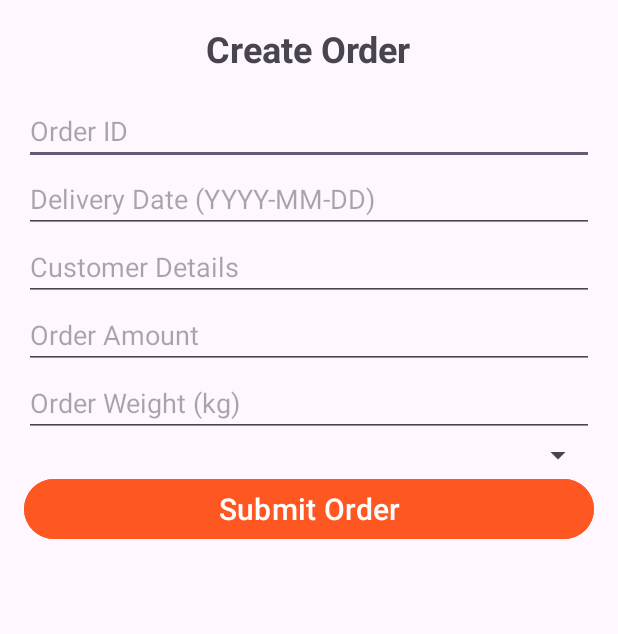
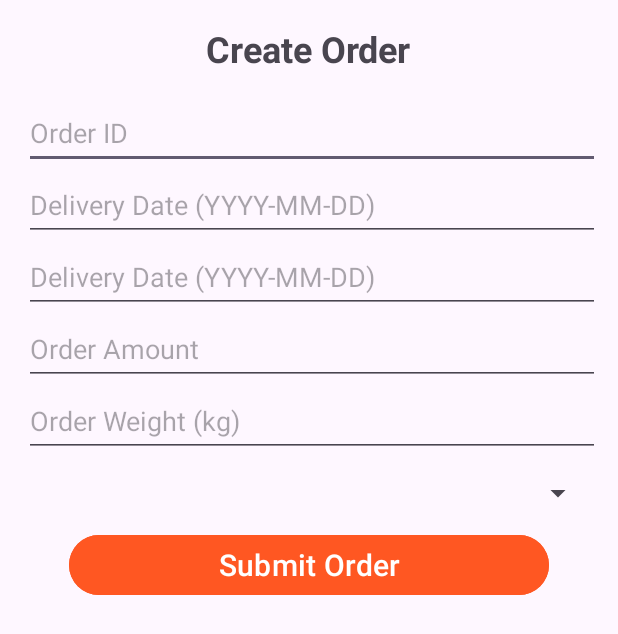
Before and after one commit to ahadgalqahtani/projectR, an Android app: the Order screen opened directly, with no data from a screen before it, on a phone screen of 412 x 824 dp. Shown: the top 634 px of the screen. Run offline under Robolectric (Android 15) with nearby library versions, the phone set to English and light mode, and no system bars.

Commit message:
layout enhancing

```diff
--- a/app/src/main/java/com/example/lab4/Login.java
+++ b/app/src/main/java/com/example/lab4/Login.java
@@ -71,7 +71,6 @@ public class Login extends AppCompatActivity {
                                 public void onDataChange(@NonNull DataSnapshot snapshot) {
                                     // Print the entire snapshot data for debugging
                                     System.out.println("DataSnapshot: " + snapshot.toString());
-
                                     if (snapshot.exists() && snapshot.hasChild("role")) {
                                         String role = snapshot.child("role").getValue(String.class);
                                         if ("Manager".equals(role)) {
@@ -90,7 +89,6 @@ public class Login extends AppCompatActivity {
                                         Toast.makeText(Login.this, "Role not found in database.", Toast.LENGTH_SHORT).show();
                                     }
                                 }
-
                                 @Override
                                 public void onCancelled(@NonNull DatabaseError error) {
                                     Toast.makeText(Login.this, "Failed to retrieve role.", Toast.LENGTH_SHORT).show();
--- a/app/src/main/java/com/example/lab4/Order.java
+++ b/app/src/main/java/com/example/lab4/Order.java
@@ -1,6 +1,5 @@
 package com.example.lab4;
 
-import android.content.Intent;
 import android.os.Bundle;
 import android.view.View;
 import android.widget.Button;
--- a/app/src/main/res/layout/activity_order.xml
+++ b/app/src/main/res/layout/activity_order.xml
@@ -12,7 +12,7 @@
         <TextView
             android:layout_width="wrap_content"
             android:layout_height="wrap_content"
-            android:text="Create Order"
+            android:text="@string/createO"
             android:textSize="24sp"
             android:textStyle="bold"
             android:layout_gravity="center"
@@ -20,49 +20,58 @@
 
         <EditText
             android:id="@+id/editTextOrderId"
-            android:layout_width="match_parent"
-            android:layout_height="wrap_content"
-            android:hint="Order ID" />
+            android:layout_width="488dp"
+            android:layout_height="48dp"
+            android:hint="@string/orderID"
+            android:inputType="number"
+            android:autofillHints="none"/>
 
         <EditText
             android:id="@+id/editTextDeliveryDate"
-            android:layout_width="match_parent"
-            android:layout_height="wrap_content"
-            android:hint="Delivery Date (YYYY-MM-DD)" />
+            android:layout_width="488dp"
+            android:layout_height="48dp"
+            android:hint="@string/date"
+            android:autofillHints="none"
+            android:inputType="date"/>
 
         <EditText
             android:id="@+id/editTextCustomerDetails"
-            android:layout_width="match_parent"
-            android:layout_height="wrap_content"
-            android:hint="Customer Details" />
+            android:layout_width="488dp"
+            android:layout_height="48dp"
+            android:hint="@string/customerDet"
+            android:autofillHints="none"
+            android:inputType="text"/>
 
         <EditText
             android:id="@+id/editTextOrderAmount"
-            android:layout_width="match_parent"
-            android:layout_height="wrap_content"
+            android:layout_width="488dp"
+            android:layout_height="48dp"
             android:inputType="number"
-            android:hint="Order Amount" />
+            android:hint="@string/OrAmount"
+            android:autofillHints="none"/>
 
         <EditText
             android:id="@+id/editTextOrderWeight"
-            android:layout_width="match_parent"
-            android:layout_height="wrap_content"
+            android:layout_width="488dp"
+            android:layout_height="48dp"
             android:inputType="numberDecimal"
-            android:hint="Order Weight (kg)" />
+            android:hint="@string/OrWeight"
+            android:autofillHints="none"/>
 
         <Spinner
             android:id="@+id/spinnerOrderType"
             android:layout_width="match_parent"
-            android:layout_height="wrap_content"
-            android:hint="Order Type" />
+            android:layout_height="48dp"
+            android:hint="@string/OrType" />
         <!--android:entries="@array/Locations"-->
-
 
         <Button
             android:id="@+id/buttonSubmitOrder"
-            android:layout_width="match_parent"
+            android:layout_width="320dp"
+            android:gravity="center"
+            android:layout_gravity="center"
             android:layout_height="wrap_content"
-            android:text="Submit Order"
+            android:text="@string/Sub"
             android:textColor="#FFFFFF"
             android:textSize="20sp"
             android:backgroundTint="#FF5722"
--- a/app/src/main/res/values/strings.xml
+++ b/app/src/main/res/values/strings.xml
@@ -3,4 +3,12 @@
     <string name="wr">Write Your Name</string>
     <string name="wr2">Write Your Email</string>
     <string name="send">Send</string>
+    <string name="createO">Create Order</string>
+    <string name="orderID">Order ID</string>
+    <string name="date">Delivery Date (YYYY-MM-DD)</string>
+    <string name="customerDet">Delivery Date (YYYY-MM-DD)</string>
+    <string name="OrAmount">Order Amount</string>
+    <string name="OrWeight">Order Weight (kg)</string>
+    <string name="OrType">Order Type</string>
+    <string name="Sub">Submit Order</string>
 </resources>
--- a/gradle/libs.versions.toml
+++ b/gradle/libs.versions.toml
@@ -1,5 +1,5 @@
 [versions]
-agp = "8.5.1"
+agp = "8.6.0"
 junit = "4.13.2"
 junitVersion = "1.2.1"
 espressoCore = "3.6.1"
```
